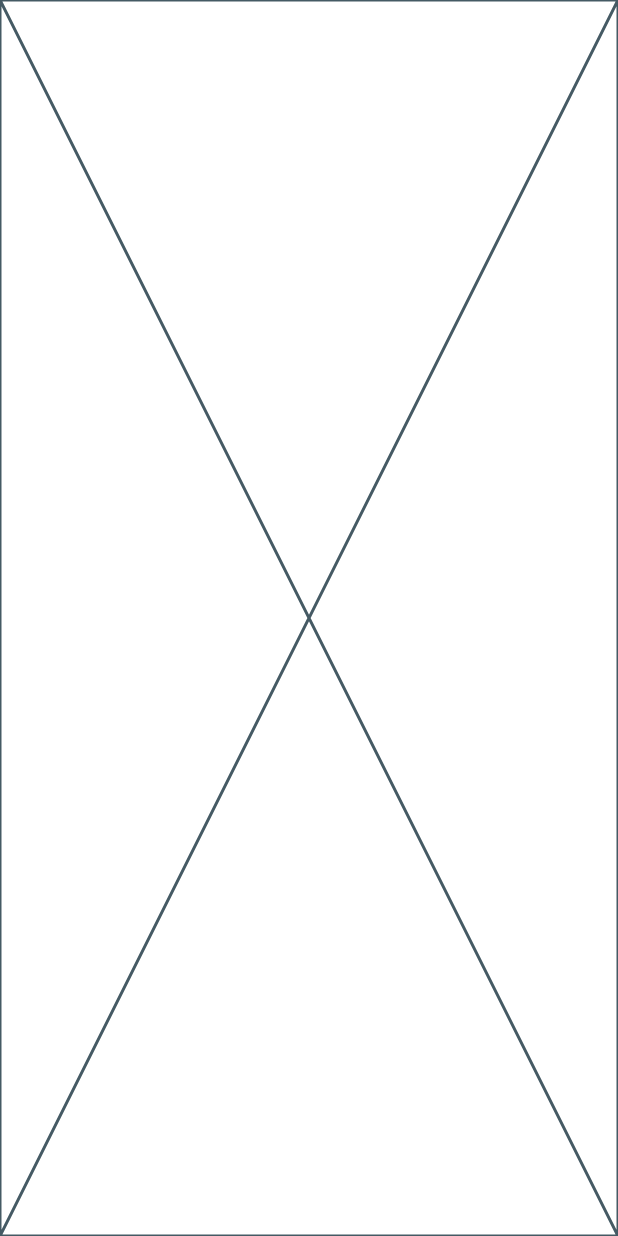
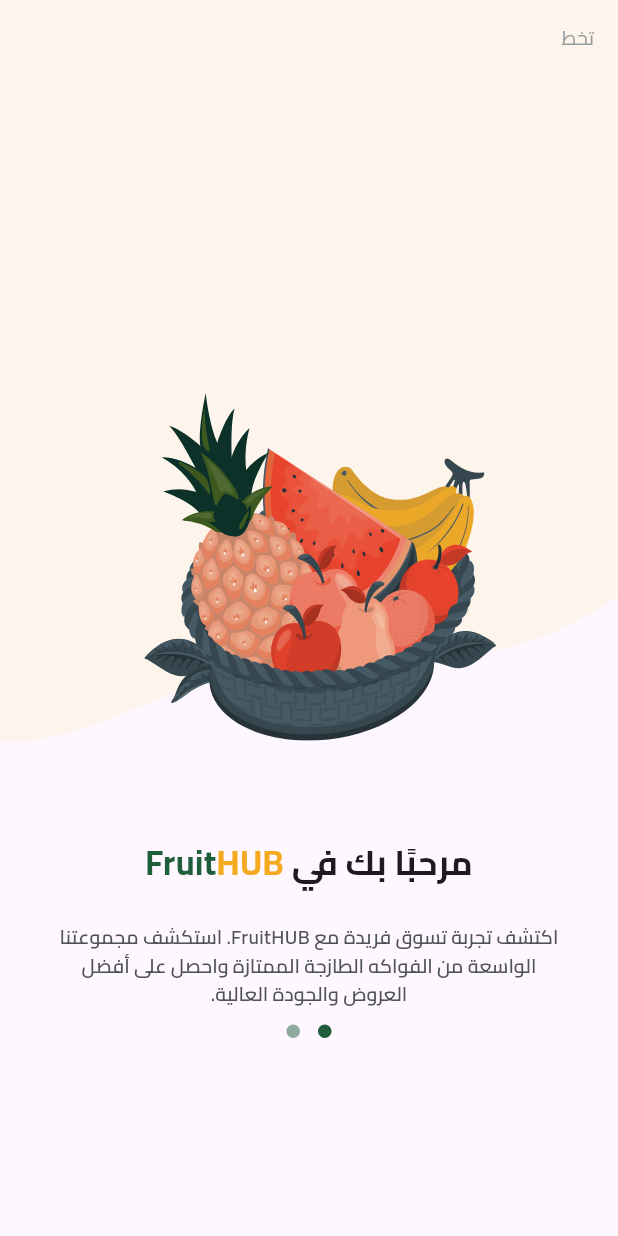
Before and after one commit to moohamed154/fruits_hub, a Flutter app: the screen it shows after launch, on a phone screen of 412 x 824 dp. Run offline on Flutter 3.47's test engine with Material 3 defaults, Android fonts, the phone set to English and light mode, and no system bars; drawn by our look-alikes of dots_indicator; our stand-ins replace flutter_svg, shared_preferences.

Commit message:
Add localization support, shared preferences, and finish implement login and onboarding views

```diff
--- /dev/null
+++ b/lib/constants.dart
@@ -0,0 +1,2 @@
+const kHorizontalPadding = 16.0;
+const kIsOnBoardinViewSeen = 'isOnBoardinViewSeen';
--- a/lib/core/helper_functions/on_generate_routes.dart
+++ b/lib/core/helper_functions/on_generate_routes.dart
@@ -1,4 +1,5 @@
 import 'package:flutter/material.dart';
+import 'package:fruits_hub/features/auth/presentation/views/login_view.dart';
 import 'package:fruits_hub/features/on_boarding/presentation/views/on_boarding_view.dart';
 import 'package:fruits_hub/features/splash/presentation/views/splash_view.dart';
 
@@ -6,6 +7,8 @@ Route<dynamic> onGenerateRoutes(RouteSettings settings) {
   switch (settings.name) {
     case SplashView.routeName:
       return MaterialPageRoute(builder: (_) => const SplashView());
+    case LoginView.routeName:
+      return MaterialPageRoute(builder: (_) => const LoginView());
     case OnBoardingView.routeName:
       return MaterialPageRoute(builder: (_) => const OnBoardingView());
     default:
--- /dev/null
+++ b/lib/core/services/shared_preferences_singleton.dart
@@ -0,0 +1,25 @@
+import 'package:shared_preferences/shared_preferences.dart';
+
+class Prefs {
+  static late SharedPreferences _instance;
+
+  static Future<void> init() async {
+    _instance = await SharedPreferences.getInstance();
+  }
+
+  static setBool(String key, bool value) {
+    _instance.setBool(key, value);
+  }
+
+  static getBool(String key) {
+    return _instance.getBool(key) ?? false;
+  }
+
+  static setString(String key, String value) async {
+    await _instance.setString(key, value);
+  }
+
+  static getString(String key) {
+    return _instance.getString(key) ?? "";
+  }
+}
--- /dev/null
+++ b/lib/core/utils/app_colors.dart
@@ -0,0 +1,6 @@
+import 'package:flutter/material.dart';
+
+abstract class AppColors {
+  static const Color primaryColor = Color(0xFF1f5e3b);
+  static const Color secondaryColor = Color(0xFFf4a91f);
+}
--- /dev/null
+++ b/lib/core/utils/app_text_styles.dart
@@ -0,0 +1,72 @@
+import 'package:flutter/material.dart';
+
+abstract class TextStyles {
+  static const TextStyle bold13 = TextStyle(
+    fontWeight: FontWeight.bold,
+    fontSize: 13,
+  );
+  static const TextStyle bold23 = TextStyle(
+    fontWeight: FontWeight.bold,
+    fontSize: 23,
+  );
+
+  static const TextStyle semiBold13 = TextStyle(
+    fontWeight: FontWeight.w600,
+    fontSize: 13,
+  );
+
+  static const TextStyle regular13 = TextStyle(
+    fontWeight: FontWeight.normal,
+    fontSize: 13,
+  );
+
+  static const TextStyle bold16 = TextStyle(
+    fontWeight: FontWeight.bold,
+    fontSize: 16,
+  );
+
+  static const TextStyle bold19 = TextStyle(
+    fontWeight: FontWeight.bold,
+    fontSize: 19,
+  );
+
+  static const TextStyle semiBold16 = TextStyle(
+    fontWeight: FontWeight.w600,
+    fontSize: 16,
+  );
+
+  static const TextStyle bold28 = TextStyle(
+    fontWeight: FontWeight.bold,
+    fontSize: 28,
+  );
+
+  static const TextStyle regular22 = TextStyle(
+    fontWeight: FontWeight.normal,
+    fontSize: 22,
+  );
+
+  static const TextStyle semiBold11 = TextStyle(
+    fontWeight: FontWeight.w600,
+    fontSize: 11,
+  );
+
+  static const TextStyle medium15 = TextStyle(
+    fontWeight: FontWeight.w500,
+    fontSize: 15,
+  );
+
+  static const TextStyle regular26 = TextStyle(
+    fontWeight: FontWeight.normal,
+    fontSize: 26,
+  );
+
+  static const TextStyle regular16 = TextStyle(
+    fontWeight: FontWeight.normal,
+    fontSize: 16,
+  );
+
+  static const TextStyle regular11 = TextStyle(
+    fontWeight: FontWeight.normal,
+    fontSize: 11,
+  );
+}
--- /dev/null
+++ b/lib/core/widgets/custom_button.dart
@@ -0,0 +1,31 @@
+import 'package:flutter/material.dart';
+import 'package:fruits_hub/core/utils/app_colors.dart';
+
+class CustomButton extends StatelessWidget {
+  const CustomButton({super.key, required this.onPressed, required this.text});
+
+  final VoidCallback onPressed;
+  final String text;
+  @override
+  Widget build(BuildContext context) {
+    return SizedBox(
+      width: double.infinity,
+      height: 54,
+      child: TextButton(
+        style: TextButton.styleFrom(
+          shape: RoundedRectangleBorder(
+            borderRadius: BorderRadius.circular(16),
+          ),
+          backgroundColor: AppColors.primaryColor,
+        ),
+        onPressed: onPressed,
+        child: Text(
+          text,
+          style: const TextStyle(
+            color: Colors.white,
+          ),
+        ),
+      ),
+    );
+  }
+}
--- /dev/null
+++ b/lib/features/auth/presentation/views/login_view.dart
@@ -0,0 +1,11 @@
+import 'package:flutter/material.dart';
+
+class LoginView extends StatelessWidget {
+  const LoginView({super.key});
+
+  static const String routeName = 'login';
+  @override
+  Widget build(BuildContext context) {
+    return Placeholder();
+  }
+}
--- a/lib/features/on_boarding/presentation/views/on_boarding_view.dart
+++ b/lib/features/on_boarding/presentation/views/on_boarding_view.dart
@@ -1,4 +1,5 @@
 import 'package:flutter/material.dart';
+import 'package:fruits_hub/features/on_boarding/presentation/views/widgets/on_boarding_view_body.dart';
 
 class OnBoardingView extends StatelessWidget {
   const OnBoardingView({super.key});
@@ -6,6 +7,10 @@ class OnBoardingView extends StatelessWidget {
 
   @override
   Widget build(BuildContext context) {
-    return Placeholder();
+    return Scaffold(
+      body: SafeArea(
+        child: OnBoardingViewBody(),
+      ),
+    );
   }
 }
--- /dev/null
+++ b/lib/features/on_boarding/presentation/views/widgets/on_boarding_page_view.dart
@@ -0,0 +1,63 @@
+import 'package:flutter/material.dart';
+import 'package:fruits_hub/core/utils/app_colors.dart';
+import 'package:fruits_hub/core/utils/app_images.dart';
+import 'package:fruits_hub/core/utils/app_text_styles.dart';
+import 'package:fruits_hub/features/on_boarding/presentation/views/widgets/page_view_item.dart';
+
+class OnBoardingPageView extends StatelessWidget {
+  const OnBoardingPageView({super.key, required this.pageController});
+
+  final PageController pageController;
+  @override
+  Widget build(BuildContext context) {
+    return PageView(
+      controller: pageController,
+      children: [
+        PageViewItem(
+          isVisible: true,
+          image: Assets.imagesPageViewItem1Image,
+          backgroundImage: Assets.imagesPageViewItem1BackgroundImage,
+          subtitle:
+              'اكتشف تجربة تسوق فريدة مع FruitHUB. استكشف مجموعتنا الواسعة من الفواكه الطازجة الممتازة واحصل على أفضل العروض والجودة العالية.',
+          title: Row(
+            mainAxisAlignment: MainAxisAlignment.center,
+            children: [
+              Text(
+                'مرحبًا بك في',
+                style: TextStyles.bold23,
+              ),
+              Text(
+                ' HUB',
+                style: TextStyles.bold23.copyWith(
+                  color: AppColors.secondaryColor,
+                ),
+              ),
+              Text(
+                'Fruit',
+                style: TextStyles.bold23.copyWith(
+                  color: AppColors.primaryColor,
+                ),
+              ),
+            ],
+          ),
+        ),
+        PageViewItem(
+          isVisible: false,
+          image: Assets.imagesPageViewItem2Image,
+          backgroundImage: Assets.imagesPageViewItem2BackgroundImage,
+          subtitle:
+              'نقدم لك أفضل الفواكه المختارة بعناية. اطلع على التفاصيل والصور والتقييمات لتتأكد من اختيار الفاكهة المثالية',
+          title: Row(
+            mainAxisAlignment: MainAxisAlignment.center,
+            children: [
+              Text(
+                'ابحث وتسوق',
+                style: TextStyles.bold23,
+              ),
+            ],
+          ),
+        )
+      ],
+    );
+  }
+}
--- /dev/null
+++ b/lib/features/on_boarding/presentation/views/widgets/on_boarding_view_body.dart
@@ -0,0 +1,83 @@
+import 'package:dots_indicator/dots_indicator.dart';
+import 'package:flutter/material.dart';
+import 'package:fruits_hub/constants.dart';
+import 'package:fruits_hub/core/services/shared_preferences_singleton.dart';
+import 'package:fruits_hub/core/utils/app_colors.dart';
+import 'package:fruits_hub/core/widgets/custom_button.dart';
+import 'package:fruits_hub/features/auth/presentation/views/login_view.dart';
+import 'package:fruits_hub/features/on_boarding/presentation/views/widgets/on_boarding_page_view.dart';
+
+class OnBoardingViewBody extends StatefulWidget {
+  const OnBoardingViewBody({super.key});
+
+  @override
+  State<OnBoardingViewBody> createState() => _OnBoardingViewBodyState();
+}
+
+class _OnBoardingViewBodyState extends State<OnBoardingViewBody> {
+  late PageController pageController;
+  var currentPag = 0;
+  @override
+  void initState() {
+    pageController = PageController();
+    pageController.addListener(() {
+      currentPag = pageController.page!.round();
+      setState(() {});
+    });
+    super.initState();
+  }
+
+  @override
+  void dispose() {
+    pageController.dispose();
+    super.dispose();
+  }
+
+  @override
+  Widget build(BuildContext context) {
+    return Column(
+      children: [
+        Expanded(
+          child: OnBoardingPageView(
+            pageController: pageController,
+          ),
+        ),
+        DotsIndicator(
+          dotsCount: 2,
+          decorator: DotsDecorator(
+            color: currentPag == 1
+                ? AppColors.primaryColor
+                : AppColors.primaryColor.withAlpha(
+                    (0.5 * 255).toInt(),
+                  ),
+            activeColor: AppColors.primaryColor,
+          ),
+        ),
+        SizedBox(
+          height: 29,
+        ),
+        Visibility(
+          visible: currentPag == 1 ? true : false,
+          maintainSize: true,
+          maintainAnimation: true,
+          maintainState: true,
+          child: Padding(
+            padding: const EdgeInsets.symmetric(
+              horizontal: kHorizontalPadding,
+            ),
+            child: CustomButton(
+              onPressed: () {
+                Prefs.setBool(kIsOnBoardinViewSeen, true);
+                Navigator.of(context).pushReplacementNamed(LoginView.routeName);
+              },
+              text: 'ابدأ الان',
+            ),
+          ),
+        ),
+        SizedBox(
+          height: 43,
+        ),
+      ],
+    );
+  }
+}
--- /dev/null
+++ b/lib/features/on_boarding/presentation/views/widgets/page_view_item.dart
@@ -0,0 +1,86 @@
+import 'package:flutter/material.dart';
+import 'package:flutter_svg/flutter_svg.dart';
+import 'package:fruits_hub/constants.dart';
+import 'package:fruits_hub/core/services/shared_preferences_singleton.dart';
+import 'package:fruits_hub/core/utils/app_text_styles.dart';
+import 'package:fruits_hub/features/auth/presentation/views/login_view.dart';
+
+class PageViewItem extends StatelessWidget {
+  const PageViewItem(
+      {super.key,
+      required this.image,
+      required this.backgroundImage,
+      required this.subtitle,
+      required this.title,
+      required this.isVisible});
+
+  final String image, backgroundImage;
+  final String subtitle;
+  final Widget title;
+  final bool isVisible;
+  @override
+  Widget build(BuildContext context) {
+    return Column(
+      children: [
+        SizedBox(
+          width: double.infinity,
+          height: MediaQuery.of(context).size.height * 0.6,
+          child: Stack(
+            children: [
+              Positioned.fill(
+                child: SvgPicture.asset(
+                  backgroundImage,
+                  fit: BoxFit.fill,
+                ),
+              ),
+              Positioned(
+                bottom: 0,
+                left: 0,
+                right: 0,
+                child: SvgPicture.asset(
+                  image,
+                ),
+              ),
+              Visibility(
+                visible: isVisible,
+                child: InkWell(
+                  onTap: () {
+                    Prefs.setBool(kIsOnBoardinViewSeen, true);
+                    Navigator.of(context)
+                        .pushReplacementNamed(LoginView.routeName);
+                  },
+                  child: Padding(
+                    padding: const EdgeInsets.all(16),
+                    child: Text('تخط',
+                        style: TextStyles.regular13.copyWith(
+                          color: Color(0xFF949D9E),
+                        )),
+                  ),
+                ),
+              ),
+            ],
+          ),
+        ),
+        SizedBox(
+          height: 64,
+        ),
+        title,
+        SizedBox(
+          height: 24,
+        ),
+        Padding(
+          padding: const EdgeInsets.symmetric(
+            horizontal: 37,
+          ),
+          child: Text(
+            subtitle,
+            textAlign: TextAlign.center,
+            style: TextStyles.semiBold13.copyWith(
+              color: Color(0xFF4E5456),
+            ),
+          ),
+        ),
+      ],
+    );
+  }
+}
--- a/lib/features/splash/presentation/views/widgets/splash_view_body.dart
+++ b/lib/features/splash/presentation/views/widgets/splash_view_body.dart
@@ -1,6 +1,9 @@
 import 'package:flutter/material.dart';
 import 'package:flutter_svg/flutter_svg.dart';
+import 'package:fruits_hub/constants.dart';
+import 'package:fruits_hub/core/services/shared_preferences_singleton.dart';
 import 'package:fruits_hub/core/utils/app_images.dart';
+import 'package:fruits_hub/features/auth/presentation/views/login_view.dart';
 import 'package:fruits_hub/features/on_boarding/presentation/views/on_boarding_view.dart';
 
 class SplashViewBody extends StatefulWidget {
@@ -13,7 +16,6 @@ class SplashViewBody extends StatefulWidget {
 class _SplashViewBodyState extends State<SplashViewBody> {
   @override
   void initState() {
-    // TODO: implement initState
     excuteNavigation();
     super.initState();
   }
@@ -25,7 +27,7 @@ class _SplashViewBodyState extends State<SplashViewBody> {
       mainAxisAlignment: MainAxisAlignment.spaceBetween,
       children: [
         Row(
-          mainAxisAlignment: MainAxisAlignment.start,
+          mainAxisAlignment: MainAxisAlignment.end,
           children: [
             SvgPicture.asset(Assets.imagesPlant),
           ],
@@ -40,8 +42,13 @@ class _SplashViewBodyState extends State<SplashViewBody> {
   }
 
   void excuteNavigation() {
+    bool isOnBoardingViewSeen = Prefs.getBool(kIsOnBoardinViewSeen);
     Future.delayed(const Duration(seconds: 3), () {
-      Navigator.pushReplacementNamed(context, OnBoardingView.routeName);
+      if (isOnBoardingViewSeen) {
+        Navigator.pushReplacementNamed(context, LoginView.routeName);
+      } else {
+        Navigator.pushReplacementNamed(context, OnBoardingView.routeName);
+      }
     });
   }
 }
--- /dev/null
+++ b/lib/l10n/intl_ar.arb
@@ -0,0 +1 @@
+{}
--- /dev/null
+++ b/lib/l10n/intl_en.arb
@@ -0,0 +1 @@
+{}
--- a/lib/main.dart
+++ b/lib/main.dart
@@ -1,8 +1,13 @@
 import 'package:flutter/material.dart';
+import 'package:flutter_localizations/flutter_localizations.dart';
 import 'package:fruits_hub/core/helper_functions/on_generate_routes.dart';
+import 'package:fruits_hub/core/services/shared_preferences_singleton.dart';
 import 'package:fruits_hub/features/splash/presentation/views/splash_view.dart';
+import 'package:fruits_hub/generated/l10n.dart';
 
-void main() {
+void main() async {
+  WidgetsFlutterBinding.ensureInitialized();
+  await Prefs.init();
   runApp(const FruitHub());
 }
 
@@ -12,6 +17,17 @@ class FruitHub extends StatelessWidget {
   @override
   Widget build(BuildContext context) {
     return MaterialApp(
+      theme: ThemeData(
+        fontFamily: 'Cairo',
+      ),
+      localizationsDelegates: const [
+        S.delegate,
+        GlobalMaterialLocalizations.delegate,
+        GlobalWidgetsLocalizations.delegate,
+        GlobalCupertinoLocalizations.delegate,
+      ],
+      supportedLocales: S.delegate.supportedLocales,
+      locale: const Locale('ar'),
       debugShowCheckedModeBanner: false,
       onGenerateRoute: onGenerateRoutes,
       initialRoute: SplashView.routeName,
```
Also changed, not shown: pubspec.yaml (+17 -14 lines), lib/generated/intl/messages_all.dart (added), lib/generated/intl/messages_ar.dart (added), lib/generated/intl/messages_en.dart (added), lib/generated/l10n.dart (added), pubspec.lock, 1 other file.
